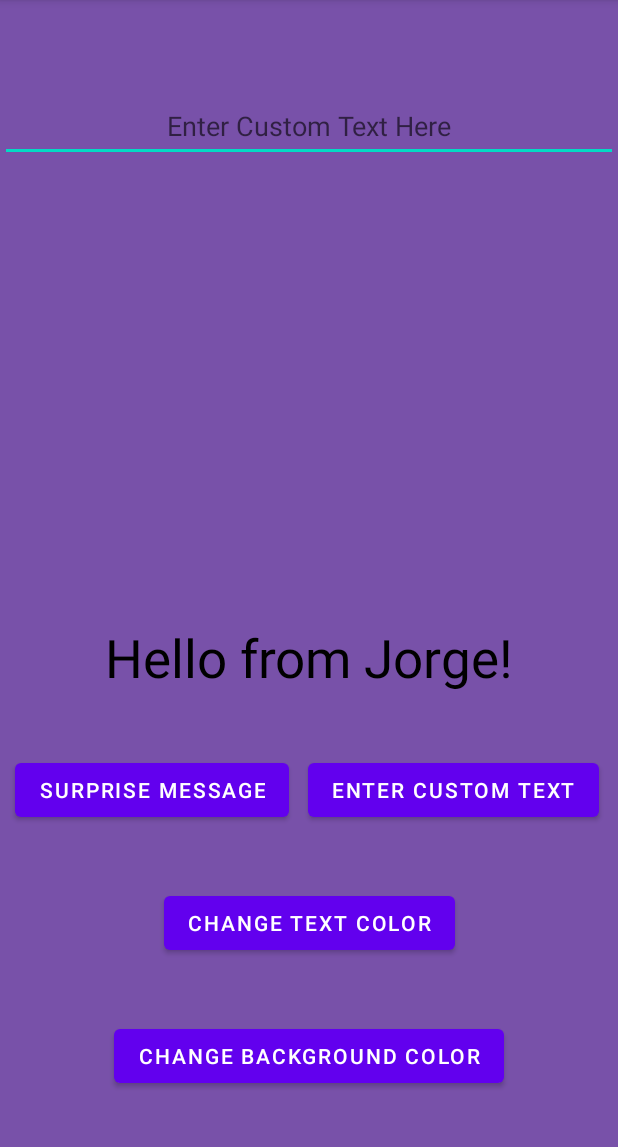
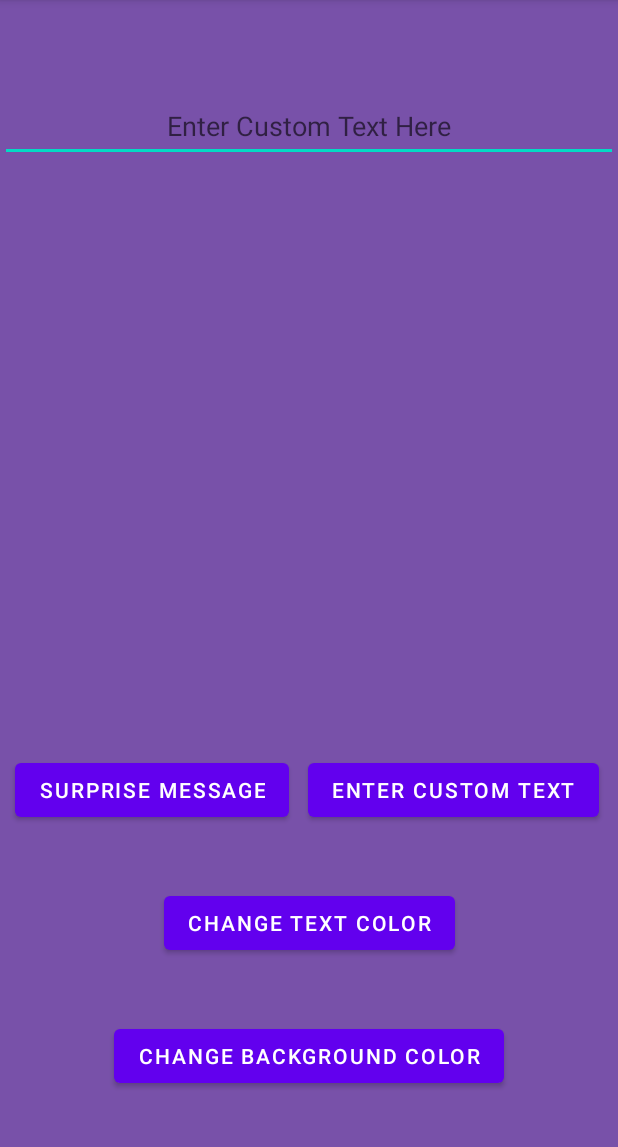
Before and after one commit to Jmdiaz1998/Codepath-Prework, an Android app: the screen it shows after launch (MainActivity), after a tap on "ENTER CUSTOM TEXT", on a phone screen of 412 x 824 dp, the part 84-1231 px from its top. Run offline under Robolectric (Android 15) with nearby library versions, the phone set to English and light mode, and no system bars.

Commit message:
Gets text from custom text entry and sets as main mesage
While the value is returned, the text is only displayed for as long as the keyboard is up

```diff
--- a/MyFirstAppHelloWorld/app/src/main/java/com/example/myfirstapp_helloworld/MainActivity.kt
+++ b/MyFirstAppHelloWorld/app/src/main/java/com/example/myfirstapp_helloworld/MainActivity.kt
@@ -83,6 +83,15 @@ class MainActivity : AppCompatActivity() {
             // Assigns edit text to value and requests focus
             editText.requestFocus()
             inputMethodManager.showSoftInput(editText, InputMethodManager.SHOW_IMPLICIT)
+
+            //Gets text from custom text entry
+            val text = findViewById<EditText>(R.id.custom_text_entry) as EditText
+            val value = text.text.toString()
+
+            // Sets texts as main message
+            messageTextView.text = value
+
+
         }
     }
 }
```
